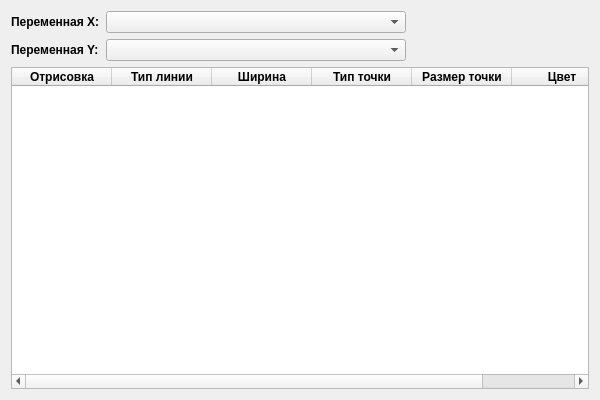
Above: plotsettingswidget.ui from GlebDorohov17092006/Experiment2025 before the change. Below: the same form after it.
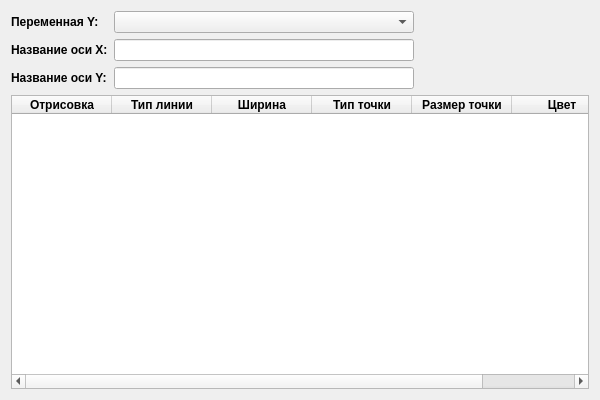
That is the form after the change.

Diff of the .ui file:
```diff
--- a/plotsettingswidget.ui
+++ b/plotsettingswidget.ui
@@ -14,28 +14,6 @@
    <item>
     <layout class="QFormLayout" name="formLayout">
      <item row="0" column="0">
-      <widget class="QLabel" name="label_xAxis">
-       <property name="font">
-        <font>
-         <bold>true</bold>
-        </font>
-       </property>
-       <property name="text">
-        <string>Переменная X:</string>
-       </property>
-      </widget>
-     </item>
-     <item row="0" column="1">
-      <widget class="QComboBox" name="comboBox_xAxis">
-       <property name="maximumSize">
-        <size>
-         <width>300</width>
-         <height>16777215</height>
-        </size>
-       </property>
-      </widget>
-     </item>
-     <item row="1" column="0">
       <widget class="QLabel" name="label_yAxis">
        <property name="font">
         <font>
@@ -47,7 +25,7 @@
        </property>
       </widget>
      </item>
-     <item row="1" column="1">
+     <item row="0" column="1">
       <widget class="QComboBox" name="comboBox_yAxis">
        <property name="maximumSize">
         <size>
@@ -57,6 +35,50 @@
        </property>
       </widget>
      </item>
+     <item row="1" column="0">
+      <widget class="QLabel" name="label_xAxisLabel">
+       <property name="font">
+        <font>
+         <bold>true</bold>
+        </font>
+       </property>
+       <property name="text">
+        <string>Название оси X:</string>
+       </property>
+      </widget>
+     </item>
+     <item row="1" column="1">
+      <widget class="QLineEdit" name="lineEdit_xAxisLabel">
+       <property name="maximumSize">
+        <size>
+         <width>300</width>
+         <height>16777215</height>
+        </size>
+       </property>
+      </widget>
+     </item>
+     <item row="2" column="0">
+      <widget class="QLabel" name="label_yAxisLabel">
+       <property name="font">
+        <font>
+         <bold>true</bold>
+        </font>
+       </property>
+       <property name="text">
+        <string>Название оси Y:</string>
+       </property>
+      </widget>
+     </item>
+     <item row="2" column="1">
+      <widget class="QLineEdit" name="lineEdit_yAxisLabel">
+       <property name="maximumSize">
+        <size>
+         <width>300</width>
+         <height>16777215</height>
+        </size>
+       </property>
+      </widget>
+     </item>
     </layout>
    </item>
    <item>
```
